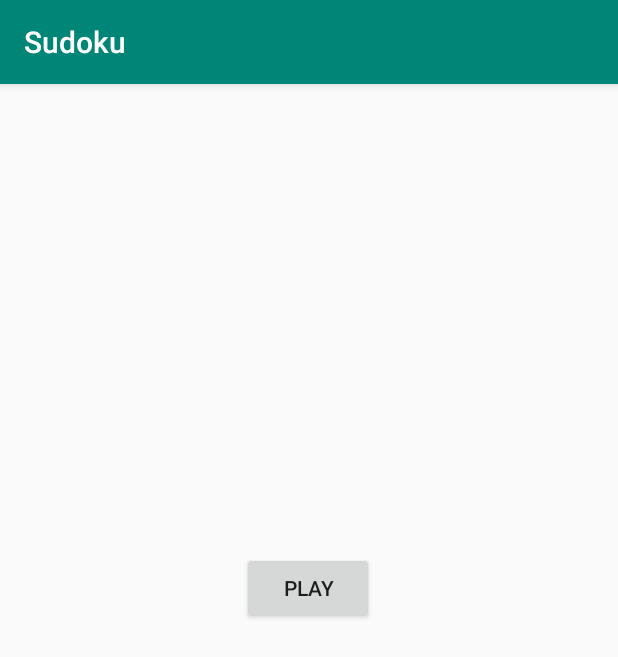
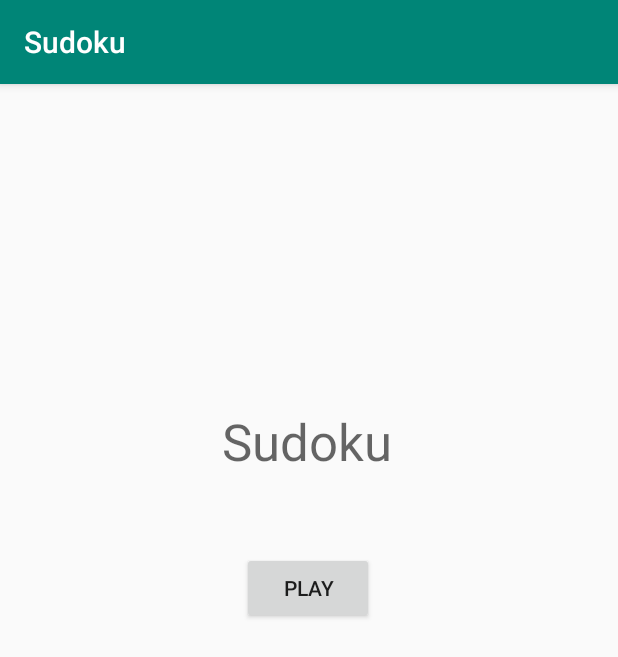
Before and after one commit to rshen25/sudoku_app, an Android app: the screen it shows after launch (MainActivity), on a phone screen of 412 x 824 dp. Shown: the top 657 px of the screen. Run offline under Robolectric (Android 15) with nearby library versions, the phone set to English and light mode, and no system bars.

Commit message:
Updated README

```diff
--- a/app/src/main/res/layout/activity_main.xml
+++ b/app/src/main/res/layout/activity_main.xml
@@ -26,7 +26,9 @@
         android:layout_marginTop="8dp"
         android:layout_marginEnd="8dp"
         android:layout_marginBottom="8dp"
+        android:text="@string/app_name"
         android:textAppearance="@style/TextAppearance.AppCompat.Display1"
+        android:visibility="visible"
         app:layout_constraintBottom_toBottomOf="parent"
         app:layout_constraintEnd_toEndOf="parent"
         app:layout_constraintHorizontal_bias="0.51"
```
Also changed, not shown: app/src/main/assets/Puzzle.PNG (added), app/src/main/assets/Puzzle2.PNG (added), 1 other file.
